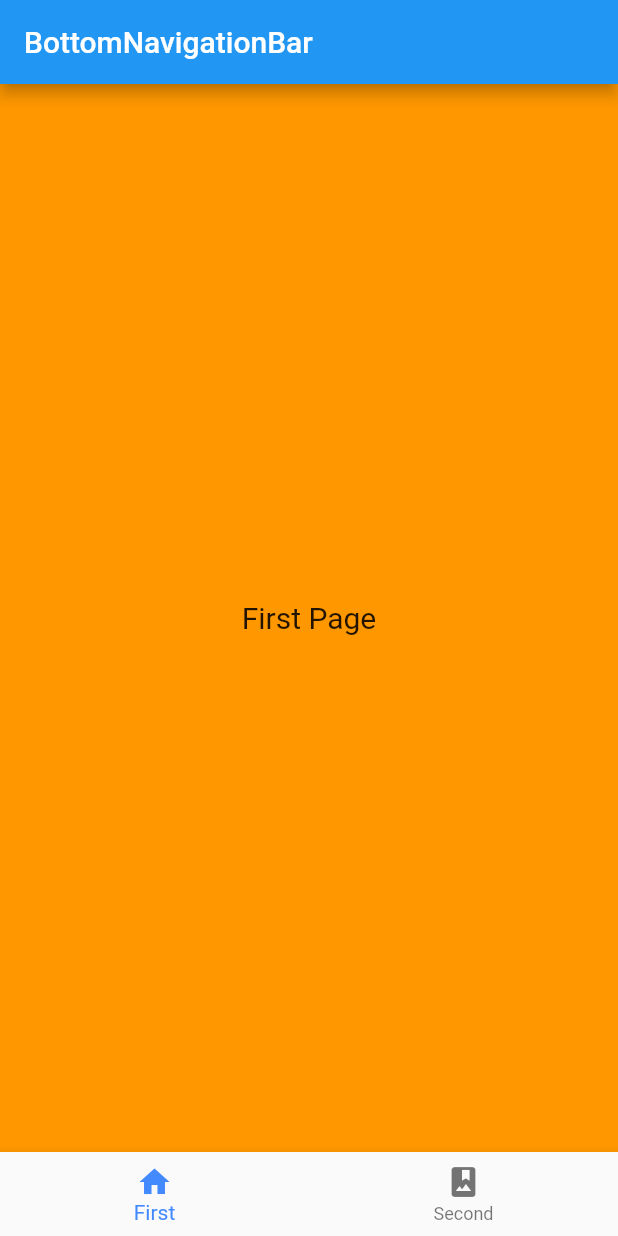
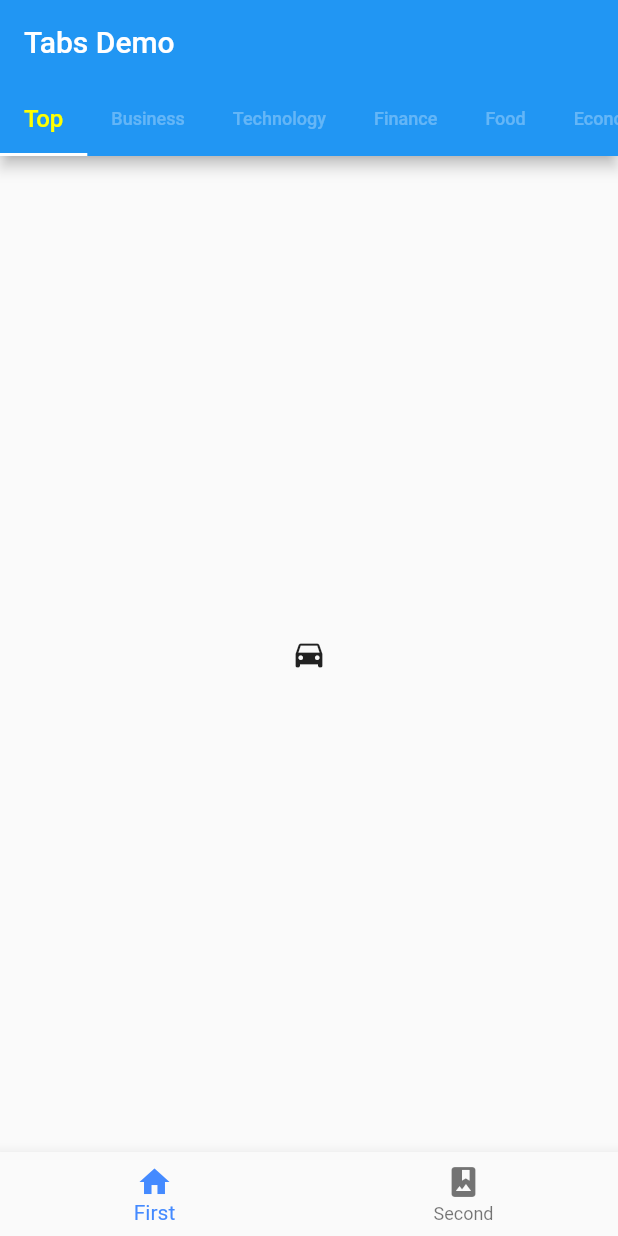
Before and after one commit to kimuson/flutter-sample-demo, a Flutter app: the screen it shows after launch, on a phone screen of 412 x 824 dp. Run offline on Flutter 3.47's test engine with Material 2 defaults, Android fonts, the light colour scheme and no system bars.

Commit message:
Merge scrolling tabs into bottom tab

```diff
--- a/undertab/lib/BottomTabPage.dart
+++ b/undertab/lib/BottomTabPage.dart
@@ -16,9 +16,6 @@ class _BottomTabPageState extends State<BottomTabPage> {
   @override
   Widget build(BuildContext context) {
     return Scaffold(
-      appBar: AppBar(
-        title: Text('BottomNavigationBar'),
-      ),
       body: _pageWidgets.elementAt(_currentIndex),
       bottomNavigationBar: BottomNavigationBar(
         items: <BottomNavigationBarItem>[
--- a/undertab/lib/FirstPage.dart
+++ b/undertab/lib/FirstPage.dart
@@ -3,12 +3,60 @@ import 'package:flutter/material.dart';
 class FirstPage extends StatelessWidget {
   @override
   Widget build(BuildContext context) {
-    return Scaffold(
-      backgroundColor: Colors.orange,
-      body: Center(
-        child: Text(
-          "First Page",
-          style: TextStyle(fontSize: 20),
+    return MaterialApp(
+      home: DefaultTabController(
+        // タブの数
+        length: 7,
+        child: Scaffold(
+          appBar: AppBar(
+            bottom: TabBar(
+              // タブのオプション
+              isScrollable: true,
+              unselectedLabelColor: Colors.white.withOpacity(0.3),
+              unselectedLabelStyle: TextStyle(fontSize: 12.0),
+              labelColor: Colors.yellowAccent,
+              labelStyle: TextStyle(fontSize: 16.0),
+              indicatorColor: Colors.white,
+              indicatorWeight: 2.0,
+              // タブに表示する内容
+              tabs: [
+                Tab(
+                  child: Text('Top'),
+                ),
+                Tab(
+                  child: Text('Business'),
+                ),
+                Tab(
+                  child: Text('Technology'),
+                ),
+                Tab(
+                  child: Text('Finance'),
+                ),
+                Tab(
+                  child: Text('Food'),
+                ),
+                Tab(
+                  child: Text('Economic'),
+                ),
+                Tab(
+                  child: Text('Game'),
+                )
+              ],
+            ),
+            title: Text('Tabs Demo'),
+          ),
+          body: TabBarView(
+            // 各タブの内容
+            children: [
+              Icon(Icons.directions_car),
+              Icon(Icons.directions_transit),
+              Icon(Icons.directions_bike),
+              Icon(Icons.directions_car),
+              Icon(Icons.directions_transit),
+              Icon(Icons.directions_bike),
+              Icon(Icons.directions_car)
+            ],
+          ),
         ),
       ),
     );
```
Also changed, not shown: 2 other files.
